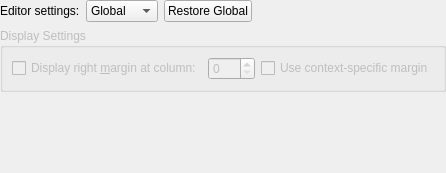
qt-creator/qt-creator, file src/plugins/projectexplorer/editorsettingspropertiespage.ui: the form before one commit.
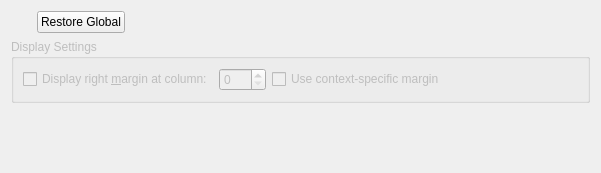
The form after the commit. Custom widgets are drawn as their Qt base class.

Commit message:
ProjectExplorer: Add a common template for project settings
- Added base widget class for common options among project settings tabs
- Added usage new template class to all pages used in project settings

ToDo
- Make CodeStyle tab standardized

```diff
--- a/src/plugins/projectexplorer/editorsettingspropertiespage.ui
+++ b/src/plugins/projectexplorer/editorsettingspropertiespage.ui
@@ -6,56 +6,19 @@
    <rect>
     <x>0</x>
     <y>0</y>
-    <width>401</width>
+    <width>601</width>
     <height>173</height>
    </rect>
   </property>
   <layout class="QGridLayout" name="gridLayout">
-   <property name="margin">
-    <number>0</number>
-   </property>
-   <item row="0" column="0">
-    <widget class="QLabel" name="label">
-     <property name="text">
-      <string>Editor settings:</string>
-     </property>
-    </widget>
-   </item>
    <item row="0" column="1">
-    <widget class="QComboBox" name="globalSelector">
-     <item>
-      <property name="text">
-       <string>Global</string>
-      </property>
-     </item>
-     <item>
-      <property name="text">
-       <string>Custom</string>
-      </property>
-     </item>
-    </widget>
-   </item>
-   <item row="0" column="2">
     <widget class="QPushButton" name="restoreButton">
      <property name="text">
       <string>Restore Global</string>
      </property>
     </widget>
    </item>
-   <item row="0" column="3">
-    <spacer name="horizontalSpacer">
-     <property name="orientation">
-      <enum>Qt::Horizontal</enum>
-     </property>
-     <property name="sizeHint" stdset="0">
-      <size>
-       <width>3</width>
-       <height>20</height>
-      </size>
-     </property>
-    </spacer>
-   </item>
-   <item row="1" column="0" colspan="4">
+   <item row="1" column="0" colspan="3">
     <widget class="QGroupBox" name="displaySettings">
      <property name="enabled">
       <bool>false</bool>
@@ -107,9 +70,6 @@
      </layout>
     </widget>
    </item>
-   <item row="2" column="0" colspan="4">
-    <widget class="TextEditor::BehaviorSettingsWidget" name="behaviorSettingsWidget" native="true"/>
-   </item>
    <item row="3" column="0">
     <spacer name="verticalSpacer">
      <property name="orientation">
@@ -123,6 +83,22 @@
      </property>
     </spacer>
    </item>
+   <item row="2" column="0" colspan="3">
+    <widget class="TextEditor::BehaviorSettingsWidget" name="behaviorSettingsWidget" native="true"/>
+   </item>
+   <item row="0" column="2">
+    <spacer name="horizontalSpacer">
+     <property name="orientation">
+      <enum>Qt::Horizontal</enum>
+     </property>
+     <property name="sizeHint" stdset="0">
+      <size>
+       <width>3</width>
+       <height>20</height>
+      </size>
+     </property>
+    </spacer>
+   </item>
   </layout>
  </widget>
  <customwidgets>
```
The commit also changes 33 other files.
